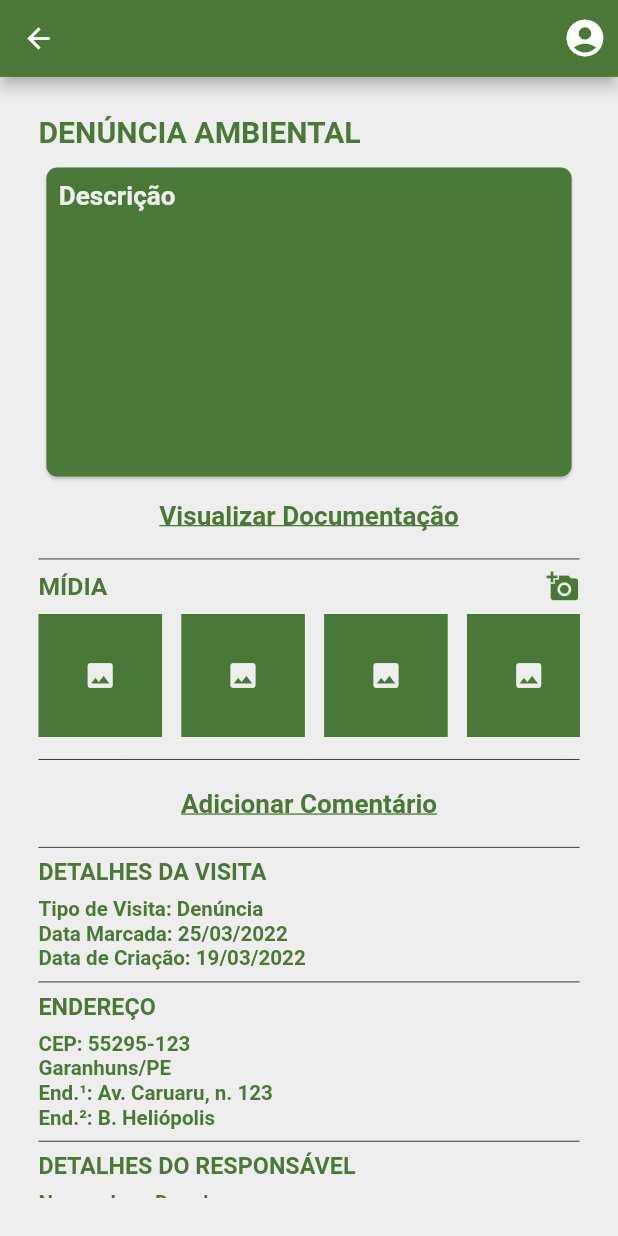
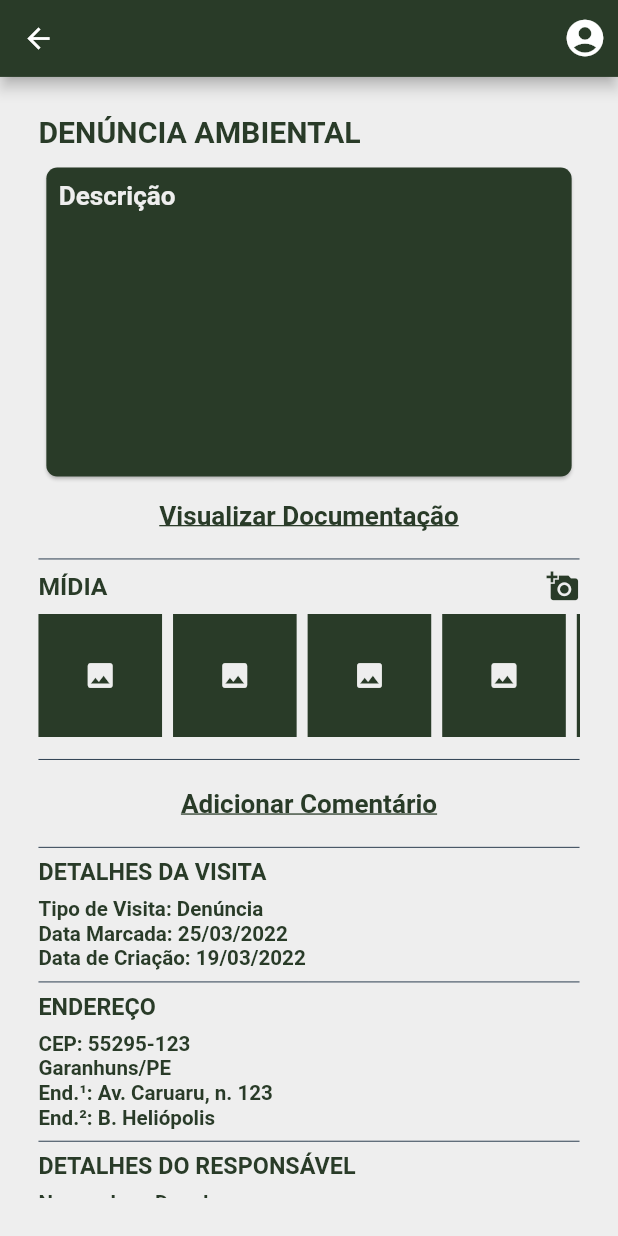
Before and after one commit to CaioVSG/gestao-ambiental-app, a Flutter app: the DetailsScreen screen opened by its route, on a phone screen of 412 x 824 dp. Run offline on Flutter 3.47's test engine with Material 2 defaults, Android fonts, the phone set to English and light mode, and no system bars; our stand-ins replace dio, file_picker, responsive_framework.

Commit message:
fixed constants heights

```diff
--- a/lib/constants/style/constants.dart
+++ b/lib/constants/style/constants.dart
@@ -5,17 +5,17 @@
 const Color kTextColor = Color(0xFF2c3e50);
 const Color kLightColor = Color(0xFF2c3e50);
 const Color kSecondaryTextColor = Color(0xFF2c3e50);
-const Color kDetailColor = Color(0xFF4A7836);
+const Color kDetailColor = Color(0xFF293B28);
 const Color kDetailColor2 = Colors.green;
 const Color kErrorColor = Colors.red;
 
 // =======SIZES=========//
 const double kDefaultPadding = 28.0;
 const double kDefaultRadius = 8.0;
-const double kTinyHeight = 8.0;
-const double kSmallHeight = 14.0;
-const double kMediumtHeight = 30.0;
-const double kLargeHeight = 40;
+const double kTinyHeight = 4.0;
+const double kSmallHeight = 8.0;
+const double kMediumtHeight = 24.0;
+const double kLargeHeight = 42;
 
 // =======TEXT STYLE=========//
 const TextStyle kTextButtonTextStyle = TextStyle(
--- a/lib/screens/splash/splash_screen.dart
+++ b/lib/screens/splash/splash_screen.dart
@@ -25,7 +25,7 @@
     TextTheme textTheme = Theme.of(context).textTheme;
     return SafeArea(
       child: Scaffold(
-        backgroundColor: kPrimaryColor,
+        backgroundColor: kDetailColor,
         body: SizedBox(
           height: size.height,
           width: size.width,
```
